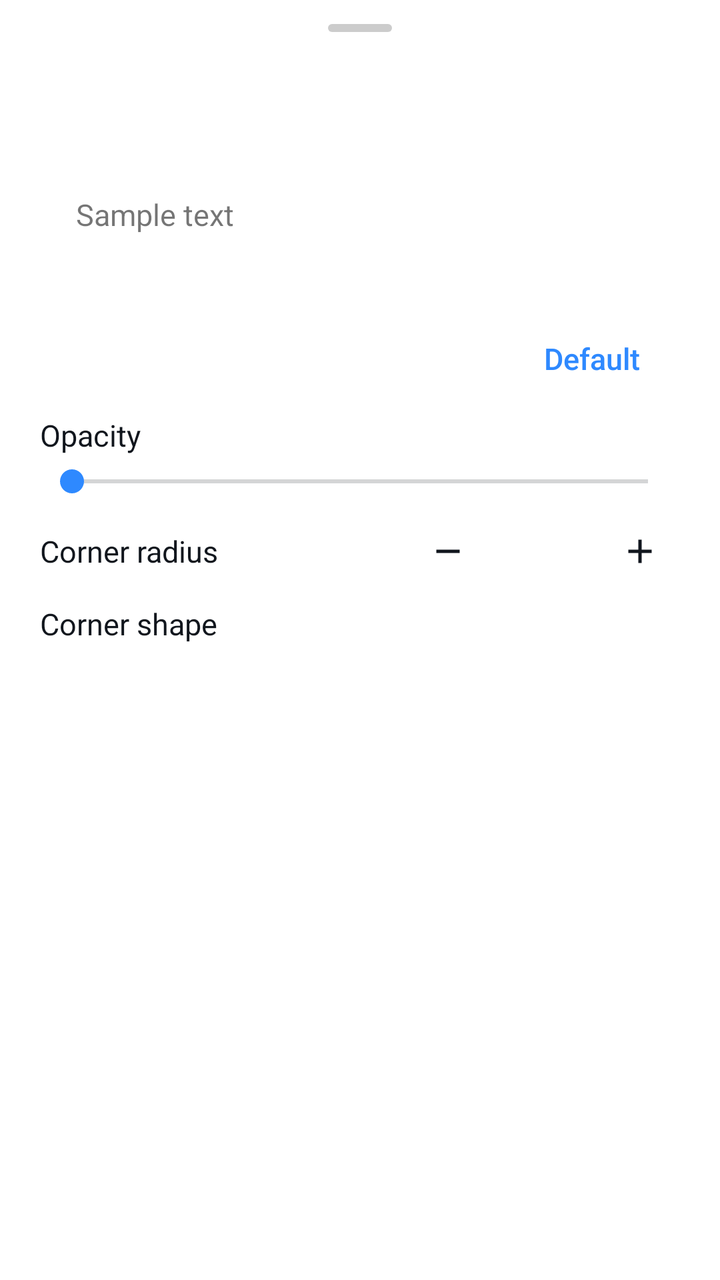
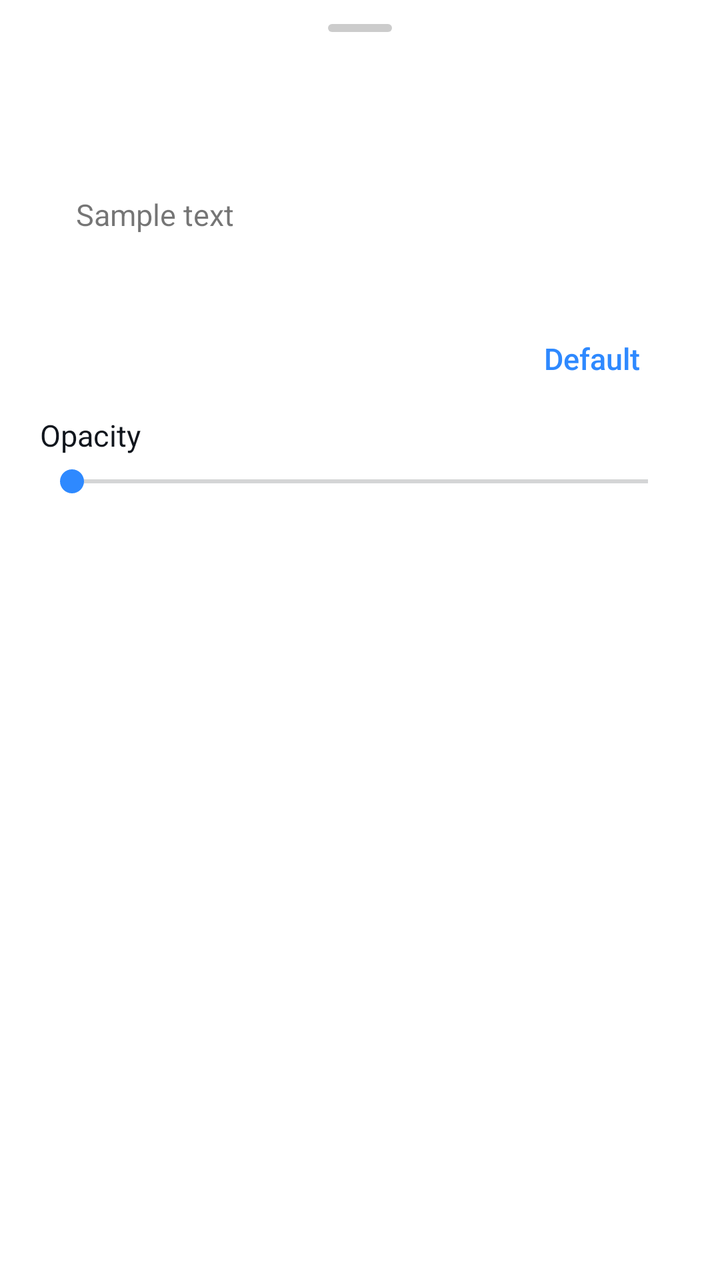

Before-and-after screenshots of an Android layout around one commit, followed by the original layout XML and the change that was made.
<!-- AndroidManifest.xml: application theme Theme.Supernova -->
<!-- res/layout/sheet_style_picker.xml -->
<?xml version="1.0" encoding="utf-8"?>
<androidx.core.widget.NestedScrollView xmlns:android="http://schemas.android.com/apk/res/android"
    xmlns:app="http://schemas.android.com/apk/res-auto"
    android:layout_width="match_parent"
    android:layout_height="wrap_content">

    <LinearLayout
        android:layout_width="match_parent"
        android:layout_height="wrap_content"
        android:orientation="vertical"
        android:paddingBottom="20dp">

        <include layout="@layout/sheet_handle" />

        <TextView
            android:id="@+id/styleTitle"
            style="@style/SheetTitle" />

        <LinearLayout
            android:layout_width="match_parent"
            android:layout_height="wrap_content"
            android:orientation="vertical"
            android:paddingHorizontal="20dp">

        <FrameLayout
            android:id="@+id/stripSurface"
            android:layout_width="match_parent"
            android:layout_height="64dp"
            android:layout_marginTop="14dp"
            android:paddingHorizontal="18dp">

            <TextView
                android:id="@+id/stripText"
                android:layout_width="wrap_content"
                android:layout_height="wrap_content"
                android:layout_gravity="start|center_vertical"
                android:text="@string/style_preview_sample"
                android:textSize="15sp" />

            <View
                android:id="@+id/stripAccent"
                android:layout_width="18dp"
                android:layout_height="18dp"
                android:layout_gravity="end|center_vertical" />
        </FrameLayout>

        <com.google.android.material.button.MaterialButtonToggleGroup
            android:id="@+id/slotGroup"
            android:layout_width="match_parent"
            android:layout_height="wrap_content"
            android:layout_marginTop="14dp"
            app:checkedButton="@id/slotSurface"
            app:selectionRequired="true"
            app:singleSelection="true">

            <Button
                android:id="@+id/slotSurface"
                style="@style/Widget.Supernova.Button.Segment"
                android:layout_width="0dp"
                android:layout_height="wrap_content"
                android:layout_weight="1"
                android:text="@string/style_slot_surface" />

            <Button
                android:id="@+id/slotText"
                style="@style/Widget.Supernova.Button.Segment"
                android:layout_width="0dp"
                android:layout_height="wrap_content"
                android:layout_weight="1"
                android:text="@string/style_slot_text" />

            <Button
                android:id="@+id/slotAccent"
                style="@style/Widget.Supernova.Button.Segment"
                android:layout_width="0dp"
                android:layout_height="wrap_content"
                android:layout_weight="1"
                android:text="@string/style_slot_accent" />
        </com.google.android.material.button.MaterialButtonToggleGroup>

        
        <LinearLayout
            android:id="@+id/contrastRow"
            android:layout_width="match_parent"
            android:layout_height="wrap_content"
            android:layout_marginTop="12dp"
            android:orientation="vertical"
            android:visibility="gone">

            <LinearLayout
                android:layout_width="match_parent"
                android:layout_height="wrap_content"
                android:orientation="horizontal">

                <TextView
                    android:layout_width="0dp"
                    android:layout_height="wrap_content"
                    android:layout_weight="1"
                    android:labelFor="@id/contrastSeek"
                    android:text="@string/style_min_contrast"
                    android:textColor="@color/textPrimary"
                    android:textSize="15sp" />

                <TextView
                    android:id="@+id/contrastValue"
                    android:layout_width="wrap_content"
                    android:layout_height="wrap_content"
                    android:textColor="@color/textSecondary"
                    android:textSize="14sp" />
            </LinearLayout>

            <TextView
                android:layout_width="match_parent"
                android:layout_height="wrap_content"
                android:layout_marginTop="2dp"
                android:text="@string/style_min_contrast_summary"
                android:textColor="@color/textSecondary"
                android:textSize="13sp" />

            <SeekBar
                android:id="@+id/contrastSeek"
                android:layout_width="match_parent"
                android:layout_height="wrap_content"
                android:layout_marginTop="4dp"
                android:max="12" />
        </LinearLayout>

        <TextView
            android:id="@+id/styleGlassNote"
            android:layout_width="match_parent"
            android:layout_height="wrap_content"
            android:layout_marginBottom="8dp"
            android:text="@string/style_bar_glass_note"
            android:textColor="@color/textSecondary"
            android:textSize="13sp"
            android:visibility="gone" />

        <LinearLayout
            android:id="@+id/swatchRows"
            android:layout_width="match_parent"
            android:layout_height="wrap_content"
            android:orientation="vertical" />

        <Button
            android:id="@+id/styleDefault"
            style="@style/Widget.Supernova.Button.Text"
            android:layout_width="wrap_content"
            android:layout_height="wrap_content"
            android:layout_gravity="end"
            android:layout_marginTop="4dp"
            android:text="@string/option_default" />

        <LinearLayout
            android:id="@+id/opacityRow"
            android:layout_width="match_parent"
            android:layout_height="wrap_content"
            android:layout_marginTop="6dp"
            android:orientation="vertical">

            <LinearLayout
                android:layout_width="match_parent"
                android:layout_height="wrap_content"
                android:orientation="horizontal">

                <TextView
                    android:layout_width="0dp"
                    android:layout_height="wrap_content"
                    android:layout_weight="1"
                    android:labelFor="@id/opacitySeek"
                    android:text="@string/style_opacity"
                    android:textColor="@color/textPrimary"
                    android:textSize="15sp" />

                <TextView
                    android:id="@+id/opacityValue"
                    android:layout_width="wrap_content"
                    android:layout_height="wrap_content"
                    android:textColor="@color/textSecondary"
                    android:textSize="14sp" />
            </LinearLayout>

            <SeekBar
                android:id="@+id/opacitySeek"
                android:layout_width="match_parent"
                android:layout_height="wrap_content"
                android:layout_marginTop="4dp"
                android:max="100" />
        </LinearLayout>

        <LinearLayout
            android:layout_width="match_parent"
            android:layout_height="wrap_content"
            android:layout_marginTop="6dp"
            android:gravity="center_vertical"
            android:orientation="horizontal">

            <TextView
                android:layout_width="0dp"
                android:layout_height="wrap_content"
                android:layout_weight="1"
                android:text="@string/style_corner_radius"
                android:textColor="@color/textPrimary"
                android:textSize="15sp" />

            <Button
                android:id="@+id/radiusDefault"
                style="@style/Widget.Supernova.Button.Text"
                android:layout_width="wrap_content"
                android:layout_height="wrap_content"
                android:text="@string/option_default"
                android:visibility="gone" />

            <ImageButton
                android:id="@+id/radiusDown"
                android:layout_width="40dp"
                android:layout_height="40dp"
                android:background="?attr/selectableItemBackgroundBorderless"
                android:contentDescription="@string/stepper_decrease"
                android:src="@drawable/ic_step_minus" />

            <TextView
                android:id="@+id/radiusValue"
                android:layout_width="wrap_content"
                android:layout_height="wrap_content"
                android:gravity="center"
                android:minWidth="56dp"
                android:textColor="@color/textSecondary"
                android:textSize="14sp" />

            <ImageButton
                android:id="@+id/radiusUp"
                android:layout_width="40dp"
                android:layout_height="40dp"
                android:background="?attr/selectableItemBackgroundBorderless"
                android:contentDescription="@string/stepper_increase"
                android:src="@drawable/ic_step_plus" />
        </LinearLayout>

        <LinearLayout
            android:id="@+id/cornerShapeRow"
            android:layout_width="match_parent"
            android:layout_height="wrap_content"
            android:layout_marginTop="6dp"
            android:gravity="center_vertical"
            android:orientation="horizontal">

            <TextView
                android:layout_width="0dp"
                android:layout_height="wrap_content"
                android:layout_weight="1"
                android:text="@string/style_corner_shape"
                android:textColor="@color/textPrimary"
                android:textSize="15sp" />

            <com.google.android.material.button.MaterialButtonToggleGroup
                android:id="@+id/cutGroup"
                android:layout_width="wrap_content"
                android:layout_height="wrap_content"
                app:checkedButton="@id/cutRound"
                app:selectionRequired="true"
                app:singleSelection="true">

                <Button
                    android:id="@+id/cutRound"
                    style="@style/Widget.Supernova.Button.Segment"
                    android:layout_width="wrap_content"
                    android:layout_height="wrap_content"
                    android:text="@string/corner_round" />

                <Button
                    android:id="@+id/cutSquircle"
                    style="@style/Widget.Supernova.Button.Segment"
                    android:layout_width="wrap_content"
                    android:layout_height="wrap_content"
                    android:text="@string/corner_squircle" />

                <Button
                    android:id="@+id/cutCut"
                    style="@style/Widget.Supernova.Button.Segment"
                    android:layout_width="wrap_content"
                    android:layout_height="wrap_content"
                    android:text="@string/corner_cut" />
            </com.google.android.material.button.MaterialButtonToggleGroup>
        </LinearLayout>
        </LinearLayout>
    </LinearLayout>
</androidx.core.widget.NestedScrollView>
<!-- res/layout/sheet_handle.xml (included above) -->
<?xml version="1.0" encoding="utf-8"?>
<View xmlns:android="http://schemas.android.com/apk/res/android"
    android:layout_width="32dp"
    android:layout_height="4dp"
    android:layout_gravity="center_horizontal"
    android:layout_marginTop="12dp"
    android:layout_marginBottom="8dp"
    android:background="@drawable/bg_sheet_handle"
    android:importantForAccessibility="no" />
<!-- resources referenced by this layout -->
<resources>
  <color name="textPrimary">#11161D</color>
  <color name="textSecondary">#B011161D</color>
  <!-- drawable bg_sheet_handle (drawable) -->
  <?xml version="1.0" encoding="utf-8"?>
  <shape xmlns:android="http://schemas.android.com/apk/res/android" android:shape="rectangle">
      <corners android:radius="2dp" />
      <solid android:color="#66808080" />
  </shape>
  <!-- drawable ic_step_minus (drawable) -->
  <?xml version="1.0" encoding="utf-8"?>
  <vector xmlns:android="http://schemas.android.com/apk/res/android"
      android:width="20dp"
      android:height="20dp"
      android:viewportWidth="24"
      android:viewportHeight="24"
      android:tint="@color/textPrimary">
      <path
          android:fillColor="@android:color/white"
          android:pathData="M19,13H5v-2h14v2z" />
  </vector>
  <!-- drawable ic_step_plus (drawable) -->
  <?xml version="1.0" encoding="utf-8"?>
  <vector xmlns:android="http://schemas.android.com/apk/res/android"
      android:width="20dp"
      android:height="20dp"
      android:viewportWidth="24"
      android:viewportHeight="24"
      android:tint="@color/textPrimary">
      <path
          android:fillColor="@android:color/white"
          android:pathData="M19,13h-6v6h-2v-6H5v-2h6V5h2v6h6v2z" />
  </vector>
  <string name="corner_cut">Cut</string>
  <string name="corner_round">Round</string>
  <string name="corner_squircle">Squircle</string>
  <string name="option_default">Default</string>
  <string name="stepper_decrease">Decrease</string>
  <string name="stepper_increase">Increase</string>
  <string name="style_bar_glass_note">Glass takes the place of the surface color. It\'s set on the bar\'s own page.</string>
  <string name="style_corner_radius">Corner radius</string>
  <string name="style_corner_shape">Corner shape</string>
  <string name="style_min_contrast">Minimum contrast</string>
  <string name="style_min_contrast_summary">Text shades lighter or darker to stay this far from the surface</string>
  <string name="style_opacity">Opacity</string>
  <string name="style_preview_sample">Sample text</string>
  <string name="style_slot_accent">Accent</string>
  <string name="style_slot_surface">Background</string>
  <string name="style_slot_text">Text</string>
  <color name="textInputStroke">#4D808080</color>
  <color name="accent">#2E89FF</color>
  <color name="rippleHighlight">#1A000000</color>
  <color name="accentBlueText">@color/accentBlue</color>
  <style name="Widget.Supernova.RadioButton" parent="Widget.MaterialComponents.CompoundButton.RadioButton">
          <item name="buttonTint">@color/selection_control_tint</item>
          <item name="android:textColor">@color/textPrimary</item>
      </style>
  <style name="Widget.Supernova.Switch" parent="Widget.MaterialComponents.CompoundButton.Switch">
          <item name="android:textColor">@color/textPrimary</item>
      </style>
  <color name="surface">#FFFFFF</color>
  <color name="onAccent">#FFFFFFFF</color>
  <color name="accentBlue">#2E89FF</color>
  <color name="raised">#FFFFFF</color>
  <style name="ShapeAppearanceOverlay.Supernova.Dialog" parent="">
          <item name="cornerFamily">rounded</item>
          <item name="cornerSize">28dp</item>
      </style>
  <style name="TextAppearance.Supernova.DialogTitle" parent="MaterialAlertDialog.MaterialComponents.Title.Text">
          <item name="android:textColor">@color/textPrimary</item>
          <item name="android:textSize">22sp</item>
          <item name="android:fontFamily">sans-serif-medium</item>
      </style>
  <style name="TextAppearance.Supernova.DialogBody" parent="MaterialAlertDialog.MaterialComponents.Body.Text">
          <item name="android:textColor">@color/textSecondary</item>
          <item name="android:textSize">15sp</item>
          <item name="android:lineSpacingMultiplier">1.15</item>
      </style>
  <!-- unchanged entries left out for length: 16 -->
</resources>

<!-- the commit's change to res/layout/sheet_style_picker.xml (unified diff, before → after) -->
@@ -187,101 +187,6 @@
                 android:max="100" />
         </LinearLayout>
 
-        <LinearLayout
-            android:layout_width="match_parent"
-            android:layout_height="wrap_content"
-            android:layout_marginTop="6dp"
-            android:gravity="center_vertical"
-            android:orientation="horizontal">
-
-            <TextView
-                android:layout_width="0dp"
-                android:layout_height="wrap_content"
-                android:layout_weight="1"
-                android:text="@string/style_corner_radius"
-                android:textColor="@color/textPrimary"
-                android:textSize="15sp" />
-
-            <Button
-                android:id="@+id/radiusDefault"
-                style="@style/Widget.Supernova.Button.Text"
-                android:layout_width="wrap_content"
-                android:layout_height="wrap_content"
-                android:text="@string/option_default"
-                android:visibility="gone" />
-
-            <ImageButton
-                android:id="@+id/radiusDown"
-                android:layout_width="40dp"
-                android:layout_height="40dp"
-                android:background="?attr/selectableItemBackgroundBorderless"
-                android:contentDescription="@string/stepper_decrease"
-                android:src="@drawable/ic_step_minus" />
-
-            <TextView
-                android:id="@+id/radiusValue"
-                android:layout_width="wrap_content"
-                android:layout_height="wrap_content"
-                android:gravity="center"
-                android:minWidth="56dp"
-                android:textColor="@color/textSecondary"
-                android:textSize="14sp" />
-
-            <ImageButton
-                android:id="@+id/radiusUp"
-                android:layout_width="40dp"
-                android:layout_height="40dp"
-                android:background="?attr/selectableItemBackgroundBorderless"
-                android:contentDescription="@string/stepper_increase"
-                android:src="@drawable/ic_step_plus" />
-        </LinearLayout>
-
-        <LinearLayout
-            android:id="@+id/cornerShapeRow"
-            android:layout_width="match_parent"
-            android:layout_height="wrap_content"
-            android:layout_marginTop="6dp"
-            android:gravity="center_vertical"
-            android:orientation="horizontal">
-
-            <TextView
-                android:layout_width="0dp"
-                android:layout_height="wrap_content"
-                android:layout_weight="1"
-                android:text="@string/style_corner_shape"
-                android:textColor="@color/textPrimary"
-                android:textSize="15sp" />
-
-            <com.google.android.material.button.MaterialButtonToggleGroup
-                android:id="@+id/cutGroup"
-                android:layout_width="wrap_content"
-                android:layout_height="wrap_content"
-                app:checkedButton="@id/cutRound"
-                app:selectionRequired="true"
-                app:singleSelection="true">
-
-                <Button
-                    android:id="@+id/cutRound"
-                    style="@style/Widget.Supernova.Button.Segment"
-                    android:layout_width="wrap_content"
-                    android:layout_height="wrap_content"
-                    android:text="@string/corner_round" />
-
-                <Button
-                    android:id="@+id/cutSquircle"
-                    style="@style/Widget.Supernova.Button.Segment"
-                    android:layout_width="wrap_content"
-                    android:layout_height="wrap_content"
-                    android:text="@string/corner_squircle" />
-
-                <Button
-                    android:id="@+id/cutCut"
-                    style="@style/Widget.Supernova.Button.Segment"
-                    android:layout_width="wrap_content"
-                    android:layout_height="wrap_content"
-                    android:text="@string/corner_cut" />
-            </com.google.android.material.button.MaterialButtonToggleGroup>
-        </LinearLayout>
         </LinearLayout>
     </LinearLayout>
 </androidx.core.widget.NestedScrollView>
<!-- resource entries referenced after the edit -->
@@ -8,39 +8,8 @@
       <corners android:radius="2dp" />
       <solid android:color="#66808080" />
   </shape>
-  <!-- drawable ic_step_minus (drawable) -->
-  <?xml version="1.0" encoding="utf-8"?>
-  <vector xmlns:android="http://schemas.android.com/apk/res/android"
-      android:width="20dp"
-      android:height="20dp"
-      android:viewportWidth="24"
-      android:viewportHeight="24"
-      android:tint="@color/textPrimary">
-      <path
-          android:fillColor="@android:color/white"
-          android:pathData="M19,13H5v-2h14v2z" />
-  </vector>
-  <!-- drawable ic_step_plus (drawable) -->
-  <?xml version="1.0" encoding="utf-8"?>
-  <vector xmlns:android="http://schemas.android.com/apk/res/android"
-      android:width="20dp"
-      android:height="20dp"
-      android:viewportWidth="24"
-      android:viewportHeight="24"
-      android:tint="@color/textPrimary">
-      <path
-          android:fillColor="@android:color/white"
-          android:pathData="M19,13h-6v6h-2v-6H5v-2h6V5h2v6h6v2z" />
-  </vector>
-  <string name="corner_cut">Cut</string>
-  <string name="corner_round">Round</string>
-  <string name="corner_squircle">Squircle</string>
   <string name="option_default">Default</string>
-  <string name="stepper_decrease">Decrease</string>
-  <string name="stepper_increase">Increase</string>
   <string name="style_bar_glass_note">Glass takes the place of the surface color. It\'s set on the bar\'s own page.</string>
-  <string name="style_corner_radius">Corner radius</string>
-  <string name="style_corner_shape">Corner shape</string>
   <string name="style_min_contrast">Minimum contrast</string>
   <string name="style_min_contrast_summary">Text shades lighter or darker to stay this far from the surface</string>
   <string name="style_opacity">Opacity</string>
